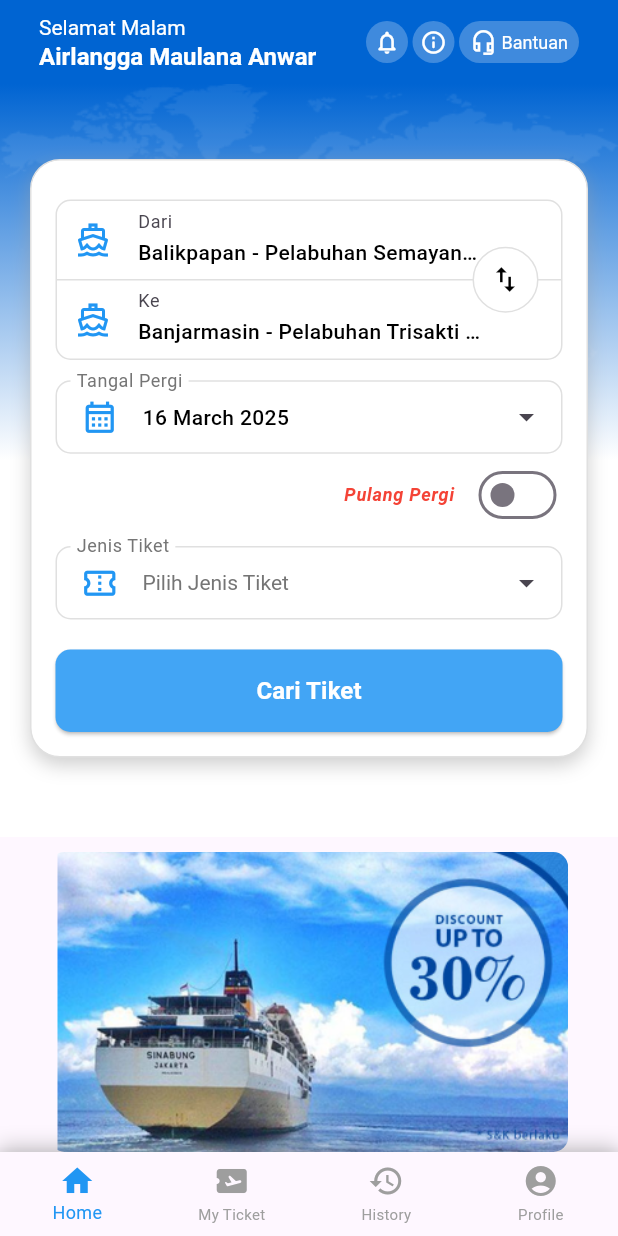
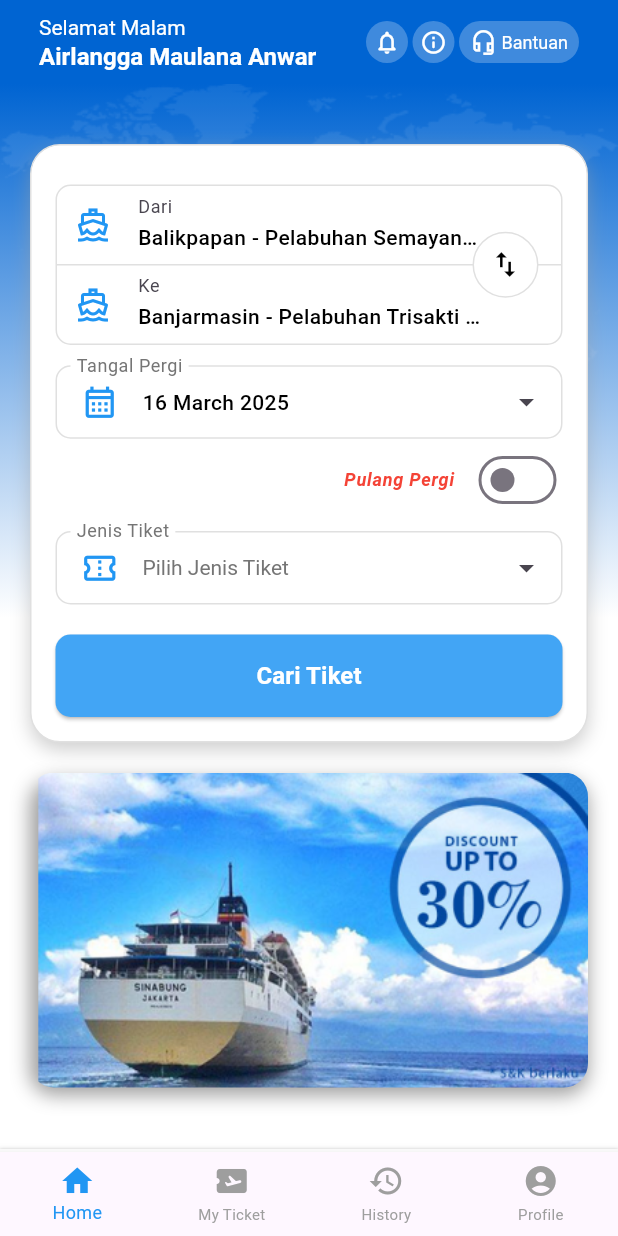
Before and after one commit to Angga21104050/eval-dlu-ferry, a Flutter app: the screen it shows after launch, on a phone screen of 412 x 824 dp. Run offline on Flutter 3.47's test engine with Material 3 defaults, Android fonts, the phone set to English and light mode, and no system bars; drawn by our look-alikes of carousel_slider; our stand-ins replace get, table_calendar.

Commit message:
add and edit: carousel, home view

```diff
--- /dev/null
+++ b/lib/app/modules/home/components/custom_carousel.dart
@@ -0,0 +1,63 @@
+import 'package:flutter/material.dart';
+import 'package:carousel_slider/carousel_slider.dart';
+
+class CustomCarousel extends StatelessWidget {
+  final double height; // Tinggi carousel
+  final double horizontalMargin; // Margin horizontal
+  final double verticalMargin; // Margin vertikal
+  final double borderRadius; // Border radius
+  final BoxShadow shadow; // Shadow
+
+  // Daftar gambar didefinisikan di dalam widget
+  final List<String> imagePaths = [
+    "assets/img/iklan_1.png",
+    "assets/img/iklan_2.png",
+    "assets/img/contoh.jpeg",
+  ];
+
+  CustomCarousel({
+    super.key,
+    this.height = 250,
+    this.horizontalMargin = 20,
+    this.verticalMargin = 20,
+    this.borderRadius = 16.0,
+    this.shadow = const BoxShadow(
+      color: Colors.grey,
+      offset: Offset(0, 5),
+      blurRadius: 10,
+      spreadRadius: 0,
+    ),
+  });
+
+  @override
+  Widget build(BuildContext context) {
+    return SizedBox(
+      height: height,
+      child: CarouselSlider(
+        options: CarouselOptions(
+          height: height,
+          autoPlay: true,
+          viewportFraction: 1.0,
+          enlargeCenterPage: true,
+        ),
+        items:
+            imagePaths.map((imagePath) {
+              return Container(
+                margin: EdgeInsets.symmetric(
+                  horizontal: horizontalMargin,
+                  vertical: verticalMargin,
+                ),
+                decoration: BoxDecoration(
+                  borderRadius: BorderRadius.circular(borderRadius),
+                  image: DecorationImage(
+                    image: AssetImage(imagePath),
+                    fit: BoxFit.cover,
+                  ),
+                  boxShadow: [shadow],
+                ),
+              );
+            }).toList(),
+      ),
+    );
+  }
+}
--- a/lib/app/modules/home/components/navigation_bar.dart
+++ b/lib/app/modules/home/components/navigation_bar.dart
@@ -15,9 +15,10 @@ class NavigationBar extends GetView<HomeController> {
           boxShadow: [
             BoxShadow(
               color: Colors.grey.withOpacity(0.5),
-              offset: const Offset(0, -5),
-              blurRadius: 10,
+              offset: const Offset(0, -2),
+              blurRadius: 1,
               spreadRadius: 0,
+              blurStyle: BlurStyle.outer,
             ),
           ],
         ),
--- a/lib/app/modules/home/views/home_view.dart
+++ b/lib/app/modules/home/views/home_view.dart
@@ -4,7 +4,7 @@ import '../controllers/home_controller.dart';
 import '../components/custom_app_bar.dart';
 import 'input_form_ticket.dart';
 import '../components/navigation_bar.dart' as custom;
-import 'package:carousel_slider/carousel_slider.dart';
+import '../components/custom_carousel.dart';
 
 class HomeView extends GetView<HomeController> {
   const HomeView({super.key});
@@ -16,25 +16,24 @@ class HomeView extends GetView<HomeController> {
         greeting: 'Selamat Malam',
         username: 'Airlangga Maulana Anwar',
       ),
-      body: Column(
+      body: Stack(
         children: [
-          Expanded(
-            child: Stack(
-              children: [
-                // Background dengan gambar
+          // Gambar latar belakang
           Container(
-                  margin: EdgeInsets.only(bottom: 10),
             width: double.infinity,
+            height: MediaQuery.of(context).size.height,
             decoration: BoxDecoration(
+              // Gradasi biru ke putih
               gradient: LinearGradient(
                 begin: Alignment.topCenter,
                 end: Alignment.bottomCenter,
                 colors: [
                   const Color(0xFF0064D2),
-                        Colors.white,
-                        Colors.white,
+                  Colors.white, // Warna biru di atas
+                  Colors.white, // Warna putih di bawah
                 ],
               ),
+              // Gambar latar belakang
               image: DecorationImage(
                 image: AssetImage("assets/img/map-global.png"),
                 alignment: Alignment.topCenter,
@@ -42,43 +41,21 @@ class HomeView extends GetView<HomeController> {
               ),
             ),
           ),
-                // Form di atas gambar
+
+          // Column di atas gambar latar belakang
           Positioned(
-                  top: -250, // Sesuaikan tinggi sesuai kebutuhan
+            top: -260, // Mulai dari bagian atas layar
             left: 0,
             right: 0,
-                  child: SingleChildScrollView(child: InputFormTicket()),
-                ),
+            bottom: 0, // Menutupi seluruh layar
+            child: SingleChildScrollView(
+              child: Column(
+                children: [
+                  // Form Input Ticket
+                  InputFormTicket(),
+                  // Carousel Slider
+                  CustomCarousel(),
                 ],
-            ),
-          ),
-          SizedBox(
-            height: 200, // Sesuaikan tinggi carousel
-            child: Container(
-              padding: EdgeInsets.symmetric(horizontal: 16),
-              child: CarouselSlider(
-                options: CarouselOptions(
-                  autoPlay: true,
-                  viewportFraction: 1.0,
-                  enlargeCenterPage: true,
-                ),
-                items:
-                    [
-                      "assets/img/iklan_1.png",
-                      "assets/img/iklan_2.png",
-                      "assets/img/contoh.jpeg",
-                    ].map((imagePath) {
-                      return Container(
-                        margin: EdgeInsets.symmetric(horizontal: 5.0),
-                        decoration: BoxDecoration(
-                          borderRadius: BorderRadius.circular(10.0),
-                          image: DecorationImage(
-                            image: AssetImage(imagePath),
-                            fit: BoxFit.cover,
-                          ),
-                        ),
-                      );
-                    }).toList(),
               ),
             ),
           ),
--- a/lib/app/modules/home/views/input_form_ticket.dart
+++ b/lib/app/modules/home/views/input_form_ticket.dart
@@ -30,7 +30,7 @@ class _InputFormTicketState extends State<InputFormTicket> {
   @override
   Widget build(BuildContext context) {
     return Container(
-      margin: EdgeInsets.only(left: 20, right: 20, top: 300, bottom: 20),
+      margin: EdgeInsets.only(left: 20, right: 20, top: 300),
       decoration: BoxDecoration(
         color: const Color.fromARGB(255, 255, 255, 255),
         borderRadius: BorderRadius.circular(20),
```
Lines whose indentation alone changed are shown as unchanged.
